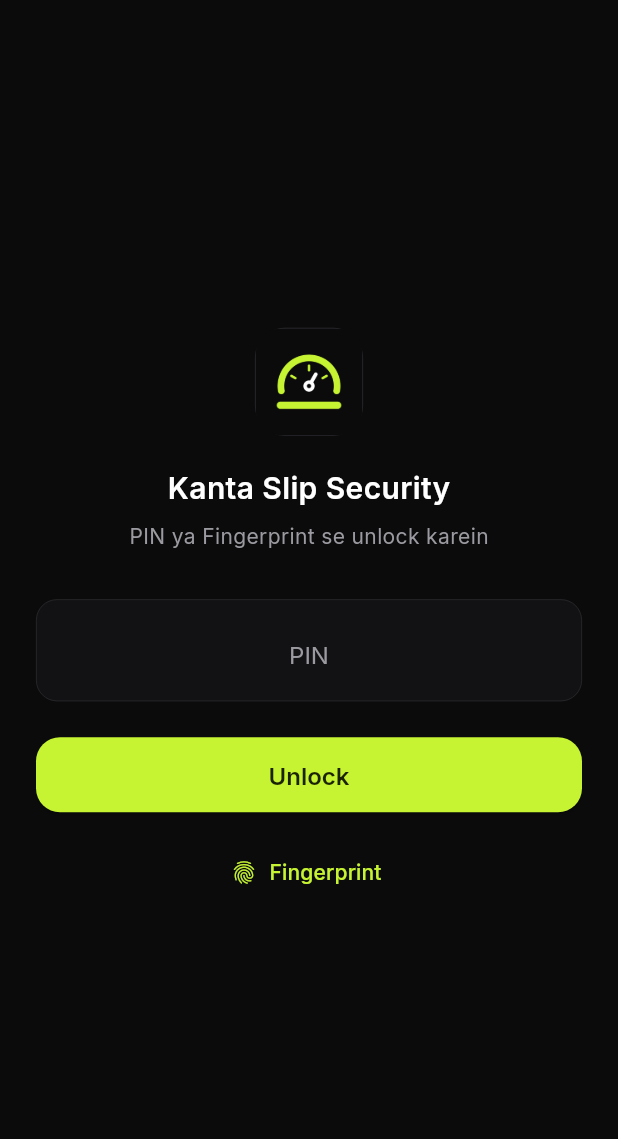
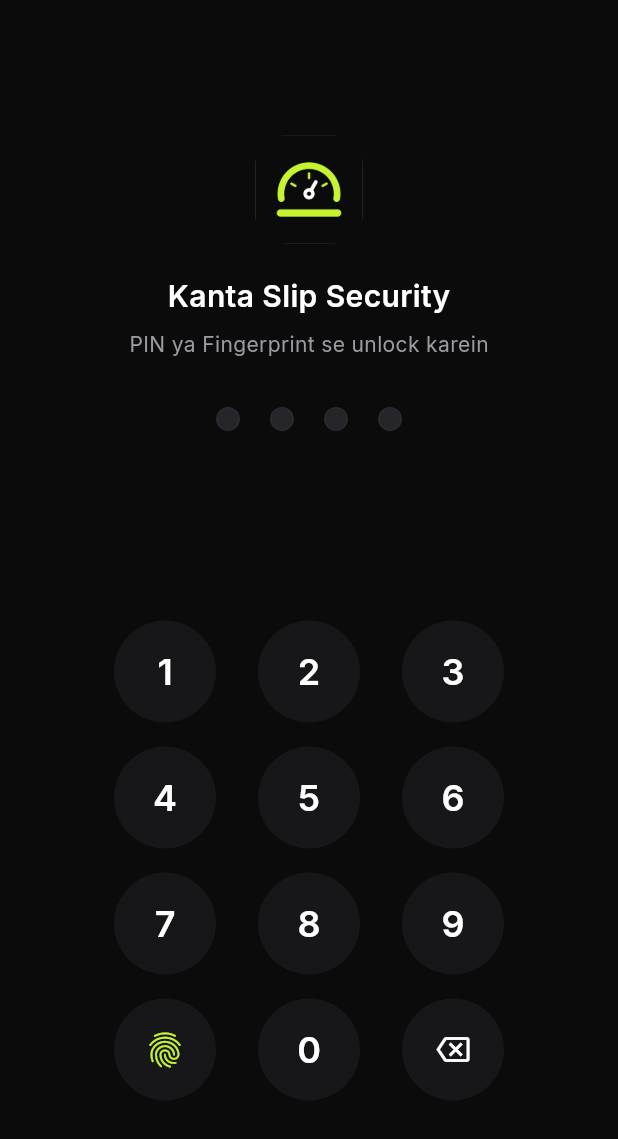
Before and after one commit to DINESH0768/JOSHI-SALES, a Flutter app: the LockScreen screen opened directly with empty values, on a phone screen of 412 x 824 dp. Shown: the top 1139 px of the screen. Run offline on Flutter 3.47's test engine with Material 3 defaults, Android fonts, the phone set to English and light mode, and no system bars; our stand-ins replace drift, flutter_riverpod, flutter_secure_storage, go_router, local_auth; accounts and stored records are empty; generated files the repository leaves out were written again.

Commit message:
fix: update LockScreen UI tests for numeric keypad and set CI APK build to always run
Co-authored-by: DINESH0768 <161393071+DINESH0768@users.noreply.github.com>

```diff
--- a/lib/features/lock/presentation/lock_screen.dart
+++ b/lib/features/lock/presentation/lock_screen.dart
@@ -15,7 +15,7 @@ class LockScreen extends StatefulWidget {
 class _LockScreenState extends State<LockScreen> {
   final LocalAuthentication _auth = LocalAuthentication();
   final FlutterSecureStorage _storage = const FlutterSecureStorage();
-  final TextEditingController _pinController = TextEditingController();
+  String _enteredPin = '';
   String _errorText = '';
 
   @override
@@ -42,21 +42,72 @@ class _LockScreenState extends State<LockScreen> {
         }
       }
     } catch (_) {
-      // Biometrics failed or not available, fallback to PIN
+      // Biometrics fallback to PIN
+    }
+  }
+
+  Future<void> _onKeyPress(String val) async {
+    if (_enteredPin.length < 4) {
+      setState(() {
+        _errorText = '';
+        _enteredPin += val;
+      });
+
+      if (_enteredPin.length == 4) {
+        await _verifyPin();
+      }
+    }
+  }
+
+  void _onBackspace() {
+    if (_enteredPin.isNotEmpty) {
+      setState(() {
+        _errorText = '';
+        _enteredPin = _enteredPin.substring(0, _enteredPin.length - 1);
+      });
     }
   }
 
   Future<void> _verifyPin() async {
     final savedPin = await _storage.read(key: 'user_pin') ?? '1234';
-    if (_pinController.text == savedPin) {
+    if (_enteredPin == savedPin) {
       widget.onUnlocked();
     } else {
       setState(() {
         _errorText = 'Galat PIN, phir se koshish karein';
       });
-      await Future.delayed(const Duration(milliseconds: 500));
-      _pinController.clear();
+      await Future.delayed(const Duration(milliseconds: 300));
+      if (mounted) {
+        setState(() {
+          _enteredPin = '';
+        });
+      }
     }
+  }
+
+  Widget _buildKeypadButton(String text, {VoidCallback? onTap, Widget? icon}) {
+    return InkWell(
+      onTap: onTap ?? () => _onKeyPress(text),
+      borderRadius: BorderRadius.circular(36),
+      child: Container(
+        width: 68,
+        height: 68,
+        alignment: Alignment.center,
+        decoration: const BoxDecoration(
+          color: AppColors.surface2,
+          shape: BoxShape.circle,
+        ),
+        child: icon ??
+            Text(
+              text,
+              style: const TextStyle(
+                color: AppColors.text,
+                fontSize: 24,
+                fontWeight: FontWeight.w600,
+              ),
+            ),
+      ),
+    );
   }
 
   @override
@@ -69,6 +120,7 @@ class _LockScreenState extends State<LockScreen> {
           child: Column(
             mainAxisAlignment: MainAxisAlignment.center,
             children: [
+              const Spacer(),
               Container(
                 width: 72,
                 height: 72,
@@ -94,49 +146,90 @@ class _LockScreenState extends State<LockScreen> {
                 style: TextStyle(color: AppColors.muted, fontSize: 14),
               ),
               const SizedBox(height: 32),
-              TextField(
-                controller: _pinController,
-                keyboardType: TextInputType.number,
-                obscureText: true,
-                maxLength: 6,
-                textAlign: TextAlign.center,
-                style: const TextStyle(
-                  color: AppColors.text,
-                  fontSize: 24,
-                  letterSpacing: 8,
+
+              // PIN dots
+              Row(
+                mainAxisAlignment: MainAxisAlignment.center,
+                children: List.generate(4, (index) {
+                  final isFilled = index < _enteredPin.length;
+                  return Container(
+                    margin: const EdgeInsets.symmetric(horizontal: 10),
+                    width: 16,
+                    height: 16,
+                    decoration: BoxDecoration(
+                      shape: BoxShape.circle,
+                      color: isFilled ? AppColors.lime : AppColors.surface3,
+                      border: Border.all(
+                        color: isFilled ? AppColors.lime : AppColors.border,
+                        width: 1,
+                      ),
+                    ),
+                  );
+                }),
+              ),
+
+              const SizedBox(height: 16),
+              SizedBox(
+                height: 20,
+                child: _errorText.isNotEmpty
+                    ? Text(_errorText, style: const TextStyle(color: AppColors.danger, fontSize: 13))
+                    : null,
+              ),
+
+              const Spacer(),
+
+              // Numeric Keypad (1-9, 0, backspace, fingerprint)
+              SizedBox(
+                width: 260,
+                child: Column(
+                  children: [
+                    Row(
+                      mainAxisAlignment: MainAxisAlignment.spaceBetween,
+                      children: [
+                        _buildKeypadButton('1'),
+                        _buildKeypadButton('2'),
+                        _buildKeypadButton('3'),
+                      ],
+                    ),
+                    const SizedBox(height: 16),
+                    Row(
+                      mainAxisAlignment: MainAxisAlignment.spaceBetween,
+                      children: [
+                        _buildKeypadButton('4'),
+                        _buildKeypadButton('5'),
+                        _buildKeypadButton('6'),
+                      ],
+                    ),
+                    const SizedBox(height: 16),
+                    Row(
+                      mainAxisAlignment: MainAxisAlignment.spaceBetween,
+                      children: [
+                        _buildKeypadButton('7'),
+                        _buildKeypadButton('8'),
+                        _buildKeypadButton('9'),
+                      ],
+                    ),
+                    const SizedBox(height: 16),
+                    Row(
+                      mainAxisAlignment: MainAxisAlignment.spaceBetween,
+                      children: [
+                        _buildKeypadButton(
+                          '',
+                          onTap: _checkBiometrics,
+                          icon: const Icon(Icons.fingerprint, color: AppColors.lime, size: 28),
+                        ),
+                        _buildKeypadButton('0'),
+                        _buildKeypadButton(
+                          '',
+                          onTap: _onBackspace,
+                          icon: const Icon(Icons.backspace_outlined, color: AppColors.text, size: 22),
+                        ),
+                      ],
+                    ),
+                  ],
                 ),
-                decoration: InputDecoration(
-                  counterText: '',
-                  filled: true,
-                  fillColor: AppColors.surface,
-                  hintText: 'PIN',
-                  hintStyle: const TextStyle(color: AppColors.muted, letterSpacing: 0, fontSize: 16),
-                  focusedBorder: OutlineInputBorder(
-                    borderRadius: BorderRadius.circular(14),
-                    borderSide: const BorderSide(color: AppColors.lime, width: 1),
-                  ),
-                  enabledBorder: OutlineInputBorder(
-                    borderRadius: BorderRadius.circular(14),
-                    borderSide: const BorderSide(color: AppColors.border, width: 0.5),
-                  ),
-                ),
-                onSubmitted: (_) => _verifyPin(),
               ),
-              if (_errorText.isNotEmpty) ...[
-                const SizedBox(height: 12),
-                Text(_errorText, style: const TextStyle(color: AppColors.danger, fontSize: 13)),
-              ],
-              const SizedBox(height: 24),
-              ElevatedButton(
-                onPressed: _verifyPin,
-                child: const Text('Unlock'),
-              ),
-              const SizedBox(height: 16),
-              TextButton.icon(
-                onPressed: _checkBiometrics,
-                icon: const Icon(Icons.fingerprint, color: AppColors.lime),
-                label: const Text('Fingerprint', style: TextStyle(color: AppColors.lime)),
-              ),
+              const Spacer(),
             ],
           ),
         ),
```
Also changed, not shown: 2 other files.
